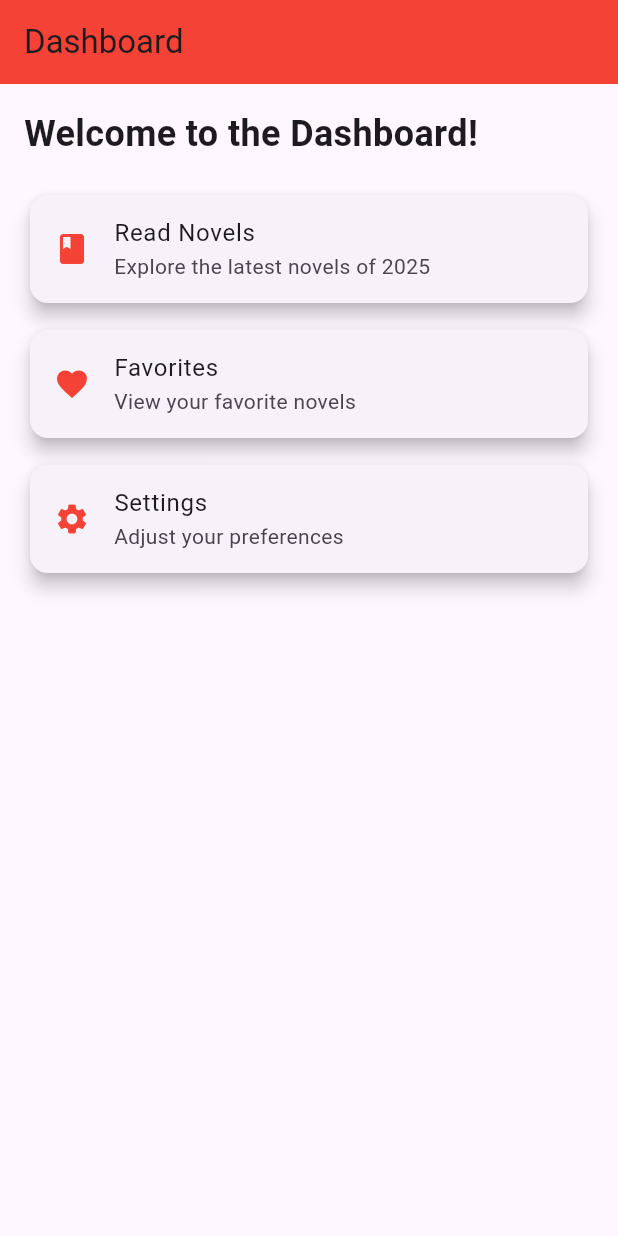
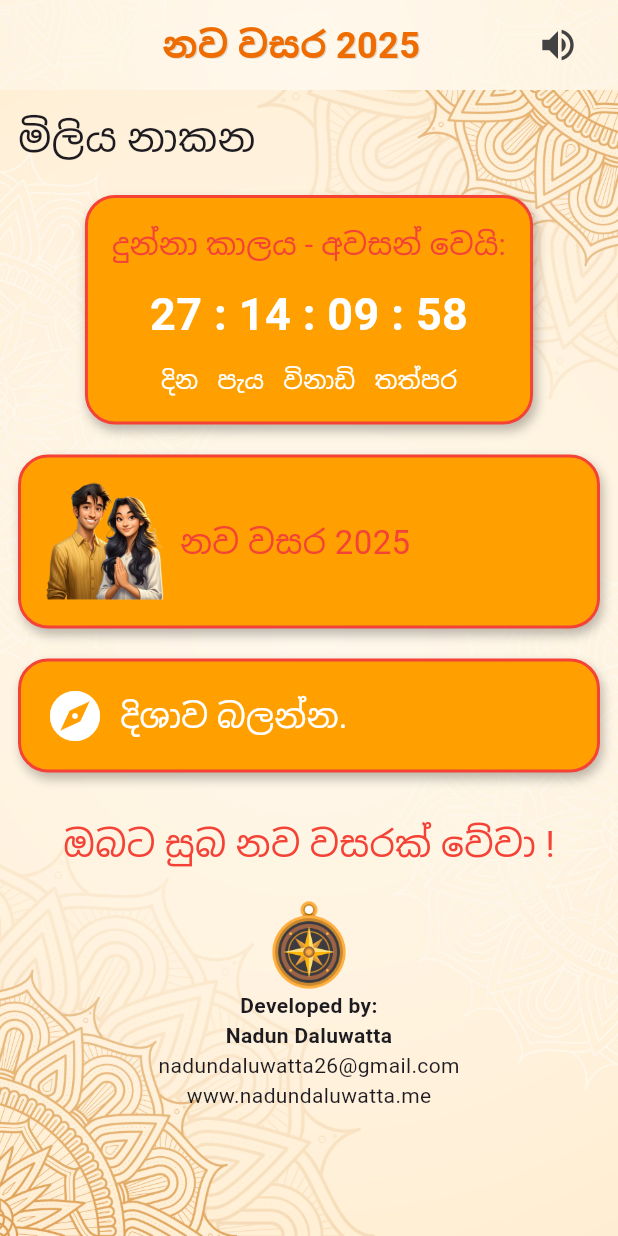
Before and after one commit to CyborLK/aurudu_app, a Flutter app: the DashboardScreen screen opened directly, on a phone screen of 412 x 824 dp. Run offline on Flutter 3.47's test engine with Material 3 defaults, Android fonts, the phone set to English and light mode, and no system bars; our stand-ins replace audioplayers; Roboto replaces fonts that are missing (TharuDigitalNikini); project files that could hold a hidden picture were left out.

Commit message:
update dashboard screen and add mp3 and create custom app bar as widgets

```diff
--- a/lib/dashboard_screen.dart
+++ b/lib/dashboard_screen.dart
@@ -1,63 +1,231 @@
 import 'package:flutter/material.dart';
+import 'dart:async';
+import 'package:audioplayers/audioplayers.dart';
+import '../widgets/custom_app_bar.dart';
 
-class DashboardScreen extends StatelessWidget {
+class DashboardScreen extends StatefulWidget {
   const DashboardScreen({super.key});
 
   @override
+  State<DashboardScreen> createState() => _DashboardScreenState();
+}
+
+class _DashboardScreenState extends State<DashboardScreen> {
+  late Timer _timer;
+  Duration _timeLeft = const Duration(days: 27, hours: 14, minutes: 9, seconds: 59);
+  bool isMuted = false;
+
+  final AudioPlayer _audioPlayer = AudioPlayer();
+
+  @override
+  void initState() {
+    super.initState();
+
+    _timer = Timer.periodic(const Duration(seconds: 1), (_) {
+      setState(() {
+        _timeLeft -= const Duration(seconds: 1);
+      });
+    });
+
+    _playMusic();
+  }
+
+  Future<void> _playMusic() async {
+    await _audioPlayer.setSource(AssetSource('audio/new_year_music.mp3'));
+    await _audioPlayer.setReleaseMode(ReleaseMode.loop);
+    await _audioPlayer.setVolume(1); // ensure volume starts unmuted
+    await _audioPlayer.resume();
+  }
+
+  void _toggleMute() {
+    setState(() {
+      isMuted = !isMuted;
+      _audioPlayer.setVolume(isMuted ? 0 : 1);
+    });
+  }
+
+  @override
+  void dispose() {
+    _timer.cancel();
+    _audioPlayer.dispose();
+    super.dispose();
+  }
+
+  String formatDigits(int n) => n.toString().padLeft(2, '0');
+
+  @override
   Widget build(BuildContext context) {
+    final days = formatDigits(_timeLeft.inDays);
+    final hours = formatDigits(_timeLeft.inHours % 24);
+    final minutes = formatDigits(_timeLeft.inMinutes % 60);
+    final seconds = formatDigits(_timeLeft.inSeconds % 60);
+
     return Scaffold(
-      appBar: AppBar(
-        title: const Text('Dashboard'),
-        backgroundColor: Colors.red,
+      extendBodyBehindAppBar: true,
+      body: Stack(
+        children: [
+          // Full background
+          Positioned.fill(
+            child: Image.asset(
+              'assets/images/background.jpg',
+              fit: BoxFit.cover,
             ),
-      body: Padding(
-        padding: const EdgeInsets.all(16.0),
+          ),
+
+          // Content over background
+          SafeArea(
             child: Column(
-          crossAxisAlignment: CrossAxisAlignment.start,
+              children: [
+                // Fixed AppBar
+                CustomAppBar(
+                  isMuted: isMuted,
+                  onToggleMute: _toggleMute,
+                ),
+
+                // Scrollable content
+                Expanded(
+                  child: SingleChildScrollView(
+                    padding: const EdgeInsets.all(12),
+                    child: Column(
+                      children: [
+                        const Align(
+                          alignment: Alignment.centerLeft,
+                          child: Text(
+                            'මිලිය නාකන',
+                            style: TextStyle(
+                              fontSize: 26,
+                              fontFamily: 'TharuDigitalNikini',
+                            ),
+                          ),
+                        ),
+
+                        const SizedBox(height: 10),
+
+                        _buildCard(
+                          Column(
                             children: [
                               const Text(
-              'Welcome to the Dashboard!',
-              style: TextStyle(fontSize: 24, fontWeight: FontWeight.bold),
-            ),
-            const SizedBox(height: 20),
-            Card(
-              elevation: 5,
-              child: ListTile(
-                leading: const Icon(Icons.book, color: Colors.red),
-                title: const Text('Read Novels'),
-                subtitle: const Text('Explore the latest novels of 2025'),
-                onTap: () {
-                  // Add navigation or action here
-                },
+                                'දුන්නා කාලය - අවසන් වෙයි:',
+                                style: TextStyle(
+                                  fontSize: 20,
+                                  fontFamily: 'TharuDigitalNikini',
+                                  color: Colors.red,
                                 ),
                               ),
                               const SizedBox(height: 10),
-            Card(
-              elevation: 5,
-              child: ListTile(
-                leading: const Icon(Icons.favorite, color: Colors.red),
-                title: const Text('Favorites'),
-                subtitle: const Text('View your favorite novels'),
-                onTap: () {
-                  // Add navigation or action here
-                },
+                              Text(
+                                '$days : $hours : $minutes : $seconds',
+                                style: const TextStyle(
+                                  fontSize: 30,
+                                  fontWeight: FontWeight.bold,
+                                  color: Colors.white,
+                                  fontFamily: 'TharuDigitalNikini',
                                 ),
                               ),
                               const SizedBox(height: 10),
-            Card(
-              elevation: 5,
-              child: ListTile(
-                leading: const Icon(Icons.settings, color: Colors.red),
-                title: const Text('Settings'),
-                subtitle: const Text('Adjust your preferences'),
-                onTap: () {
-                  // Add navigation or action here
-                },
+                              const Text(
+                                'දින   පැය   විනාඩි   තත්පර',
+                                style: TextStyle(
+                                  fontSize: 16,
+                                  fontFamily: 'TharuDigitalNikini',
+                                  color: Colors.white,
                                 ),
                               ),
                             ],
                           ),
                         ),
+
+                        _buildCard(
+                          Row(
+                            children: [
+                              Image.asset(
+                                'assets/images/couple.png',
+                                height: 80,
+                              ),
+                              const SizedBox(width: 10),
+                              const Text(
+                                'නව වසර 2025',
+                                style: TextStyle(
+                                  fontSize: 22,
+                                  color: Colors.red,
+                                  fontFamily: 'TharuDigitalNikini',
+                                ),
+                              ),
+                            ],
+                          ),
+                        ),
+
+                        _buildCard(
+                          Row(
+                            children: const [
+                              Icon(Icons.explore, color: Colors.white, size: 40),
+                              SizedBox(width: 10),
+                              Text(
+                                'දිශාව බලන්න.',
+                                style: TextStyle(
+                                  fontSize: 22,
+                                  color: Colors.white,
+                                  fontFamily: 'TharuDigitalNikini',
+                                ),
+                              ),
+                            ],
+                          ),
+                        ),
+
+                        const SizedBox(height: 20),
+
+                        const Text(
+                          'ඔබට සුබ නව වසරක් වේවා !',
+                          style: TextStyle(
+                            fontSize: 24,
+                            color: Colors.red,
+                            fontFamily: 'TharuDigitalNikini',
+                          ),
+                        ),
+
+                        const SizedBox(height: 20),
+
+                        Column(
+                          children: [
+                            Image.asset('assets/images/dev_logo.png', height: 60),
+                            const Text(
+                              'Developed by:\nNadun Daluwatta',
+                              textAlign: TextAlign.center,
+                              style: TextStyle(fontWeight: FontWeight.bold),
+                            ),
+                            const Text('nadundaluwatta26@gmail.com'),
+                            const Text('www.nadundaluwatta.me'),
+                          ],
+                        ),
+                      ],
+                    ),
+                  ),
+                ),
+              ],
+            ),
+          ),
+        ],
+      ),
+    );
+  }
+
+  Widget _buildCard(Widget child) {
+    return Container(
+      margin: const EdgeInsets.symmetric(vertical: 10),
+      padding: const EdgeInsets.all(16),
+      decoration: BoxDecoration(
+        color: Colors.amber[700],
+        borderRadius: BorderRadius.circular(20),
+        border: Border.all(color: Colors.red, width: 2),
+        boxShadow: const [
+          BoxShadow(
+            color: Colors.black26,
+            blurRadius: 5,
+            offset: Offset(2, 4),
+          ),
+        ],
+      ),
+      child: child,
     );
   }
 }
--- a/lib/splash_screen.dart
+++ b/lib/splash_screen.dart
@@ -14,7 +14,7 @@ class _SplashScreenState extends State<SplashScreen> {
   void initState() {
     super.initState();
     // Navigate to Dashboard after 3 seconds
-    Timer(const Duration(seconds: 30), () {
+    Timer(const Duration(seconds: 10), () {
       Navigator.of(context).pushReplacement(
         MaterialPageRoute(builder: (context) => const DashboardScreen()),
       );
--- /dev/null
+++ b/lib/widgets/custom_app_bar.dart
@@ -0,0 +1,57 @@
+import 'package:flutter/material.dart';
+
+class CustomAppBar extends StatelessWidget {
+  final bool isMuted;
+  final VoidCallback onToggleMute;
+
+  const CustomAppBar({
+    super.key,
+    required this.isMuted,
+    required this.onToggleMute,
+  });
+
+  @override
+  Widget build(BuildContext context) {
+    return Container(
+      height: 60,
+      width: double.infinity,
+      decoration: BoxDecoration(
+        image: const DecorationImage(
+          image: AssetImage('assets/images/background.jpg'), // background.jpg
+          fit: BoxFit.cover,
+        ),
+        /*border: Border(
+          bottom: BorderSide(color: Colors.purple.shade200, width: 2),
+          top: BorderSide(color: Colors.purple.shade200, width: 2),
+        ),*/
+      ),
+      padding: const EdgeInsets.symmetric(horizontal: 16),
+      child: Row(
+        mainAxisAlignment: MainAxisAlignment.spaceBetween,
+        children: [
+          const SizedBox(width: 24), // Placeholder for symmetry
+          Text(
+            'නව වසර 2025',
+            style: TextStyle(
+              fontFamily: 'TharuDigitalNikini',
+              fontSize: 24,
+              color: Colors.orange[800],
+              fontWeight: FontWeight.bold,
+              shadows: const [
+                Shadow(color: Colors.black12, offset: Offset(1, 1)),
+              ],
+            ),
+          ),
+          IconButton(
+            icon: Icon(
+              isMuted ? Icons.volume_off : Icons.volume_up,
+              color: Colors.grey[800],
+              size: 28,
+            ),
+            onPressed: onToggleMute,
+          ),
+        ],
+      ),
+    );
+  }
+}
--- a/pubspec.yaml
+++ b/pubspec.yaml
@@ -30,6 +30,8 @@ environment:
 dependencies:
   flutter:
     sdk: flutter
+  intl: ^0.18.0
+  audioplayers: ^5.2.1  # or latest version
 
   # The following adds the Cupertino Icons font to your application.
   # Use with the CupertinoIcons class for iOS style icons.
@@ -60,6 +62,9 @@ flutter:
   assets:
     - assets/images/background.jpg
     - assets/images/couple.png
+    - assets/images/dev_logo.png
+
+    - assets/audio/new_year_music.mp3
   fonts:
     - family: apex008-FreeTypo
       fonts:
```
Also changed, not shown: lib/widgets/custom_countdown_timer.txt (added, +176 -0 lines), assets/images/dev_logo.png (added), pubspec.lock, 6 other files. Lines whose indentation alone changed are shown as unchanged.
